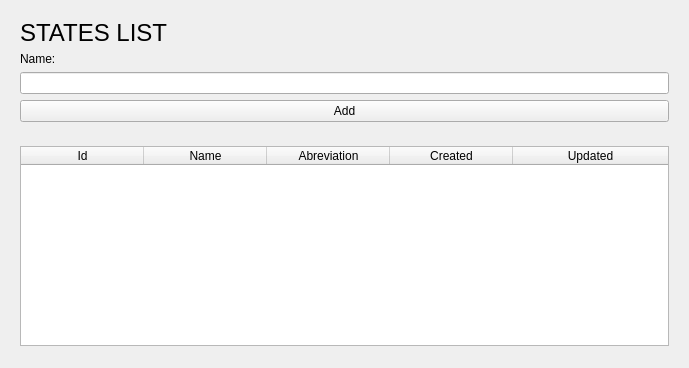
Qt form views/state.ui (Nodees/sale) before a commit.
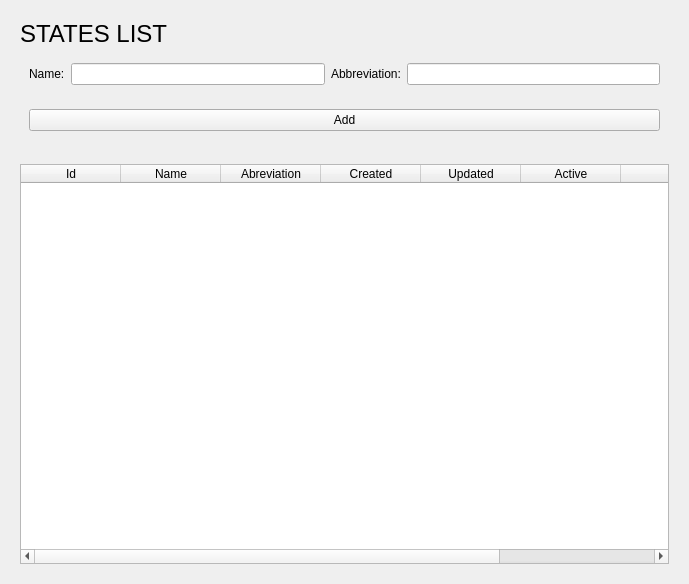
The same form after that commit.

Diff of the .ui file:
```diff
--- a/views/state.ui
+++ b/views/state.ui
@@ -7,7 +7,7 @@
     <x>0</x>
     <y>0</y>
     <width>689</width>
-    <height>368</height>
+    <height>568</height>
    </rect>
   </property>
   <property name="windowTitle">
@@ -16,18 +16,6 @@
   <layout class="QVBoxLayout" name="verticalLayout">
    <item>
     <widget class="QWidget" name="panel_add" native="true">
-     <property name="minimumSize">
-      <size>
-       <width>0</width>
-       <height>120</height>
-      </size>
-     </property>
-     <property name="maximumSize">
-      <size>
-       <width>16777215</width>
-       <height>120</height>
-      </size>
-     </property>
      <layout class="QVBoxLayout" name="verticalLayout_6">
       <item>
        <widget class="QLabel" name="title_state">
@@ -42,7 +30,16 @@
        </widget>
       </item>
       <item>
-       <widget class="QLabel" name="label_name_state">
+       <widget class="QWidget" name="inputs" native="true">
+        <property name="maximumSize">
+         <size>
+          <width>16777215</width>
+          <height>120</height>
+         </size>
+        </property>
+        <layout class="QHBoxLayout" name="horizontalLayout">
+         <item>
+          <widget class="QLabel" name="label_abriviation">
         <property name="text">
          <string>Name:</string>
         </property>
@@ -52,7 +49,23 @@
        <widget class="QLineEdit" name="name_state"/>
       </item>
       <item>
-       <widget class="QPushButton" name="on_search_state">
+          <widget class="QLabel" name="label_abbriviation">
+           <property name="text">
+            <string>Abbreviation:</string>
+           </property>
+          </widget>
+         </item>
+         <item>
+          <widget class="QLineEdit" name="abbreviation"/>
+         </item>
+        </layout>
+       </widget>
+      </item>
+      <item>
+       <widget class="QWidget" name="buttons" native="true">
+        <layout class="QHBoxLayout" name="horizontalLayout_2">
+         <item>
+          <widget class="QPushButton" name="on_add_state">
         <property name="text">
          <string>Add</string>
         </property>
@@ -61,6 +74,9 @@
      </layout>
     </widget>
    </item>
+     </layout>
+    </widget>
+   </item>
    <item>
     <widget class="QWidget" name="panel_list" native="true">
      <layout class="QVBoxLayout" name="verticalLayout_4">
@@ -69,36 +85,12 @@
         <property name="minimumSize">
          <size>
           <width>0</width>
-          <height>200</height>
+          <height>400</height>
          </size>
         </property>
-        <property name="maximumSize">
-         <size>
-          <width>16777215</width>
-          <height>200</height>
-         </size>
-        </property>
-        <attribute name="horizontalHeaderCascadingSectionResizes">
-         <bool>true</bool>
-        </attribute>
-        <attribute name="horizontalHeaderDefaultSectionSize">
-         <number>123</number>
-        </attribute>
         <attribute name="horizontalHeaderShowSortIndicator" stdset="0">
          <bool>false</bool>
         </attribute>
-        <attribute name="horizontalHeaderStretchLastSection">
-         <bool>true</bool>
-        </attribute>
-        <attribute name="verticalHeaderDefaultSectionSize">
-         <number>30</number>
-        </attribute>
-        <attribute name="verticalHeaderShowSortIndicator" stdset="0">
-         <bool>false</bool>
-        </attribute>
-        <attribute name="verticalHeaderStretchLastSection">
-         <bool>false</bool>
-        </attribute>
         <column>
          <property name="text">
           <string>Id</string>
@@ -139,9 +131,24 @@
           <set>AlignCenter</set>
          </property>
         </column>
-       </widget>
-      </item>
-     </layout>
+        <column>
+         <property name="text">
+          <string>Active</string>
+         </property>
+         <property name="textAlignment">
+          <set>AlignCenter</set>
+         </property>
+        </column>
+        <column>
+         <property name="text">
+          <string/>
+         </property>
+        </column>
+        <column>
+         <property name="text">
+          <string/>
+         </property>
+        </column>
     </widget>
    </item>
    <item>
@@ -156,6 +163,9 @@
       </size>
      </property>
     </spacer>
+      </item>
+     </layout>
+    </widget>
    </item>
   </layout>
  </widget>
```
Lines whose indentation alone changed are shown as unchanged.
